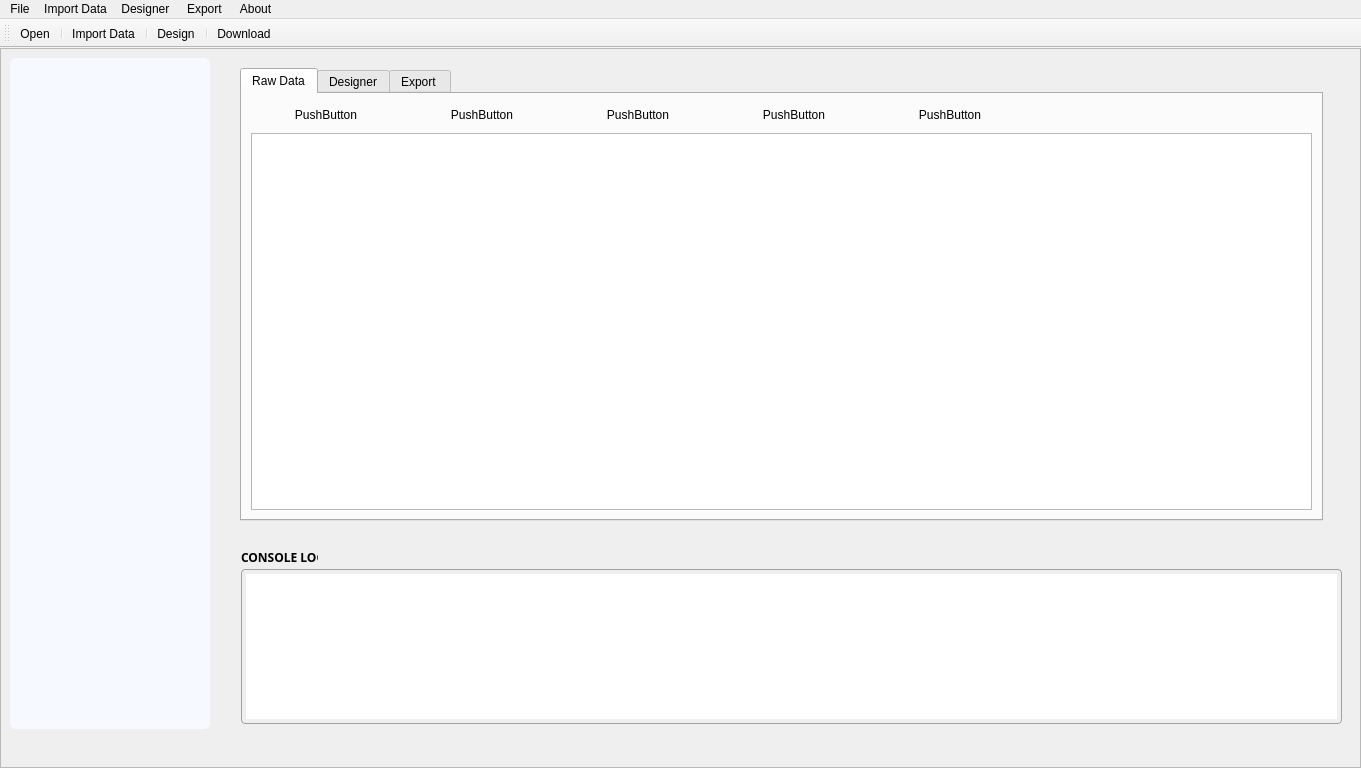
Before: the Qt Designer form mainwindow.ui in nhniegas/Etabs_Designer, drawn with Qt 5.
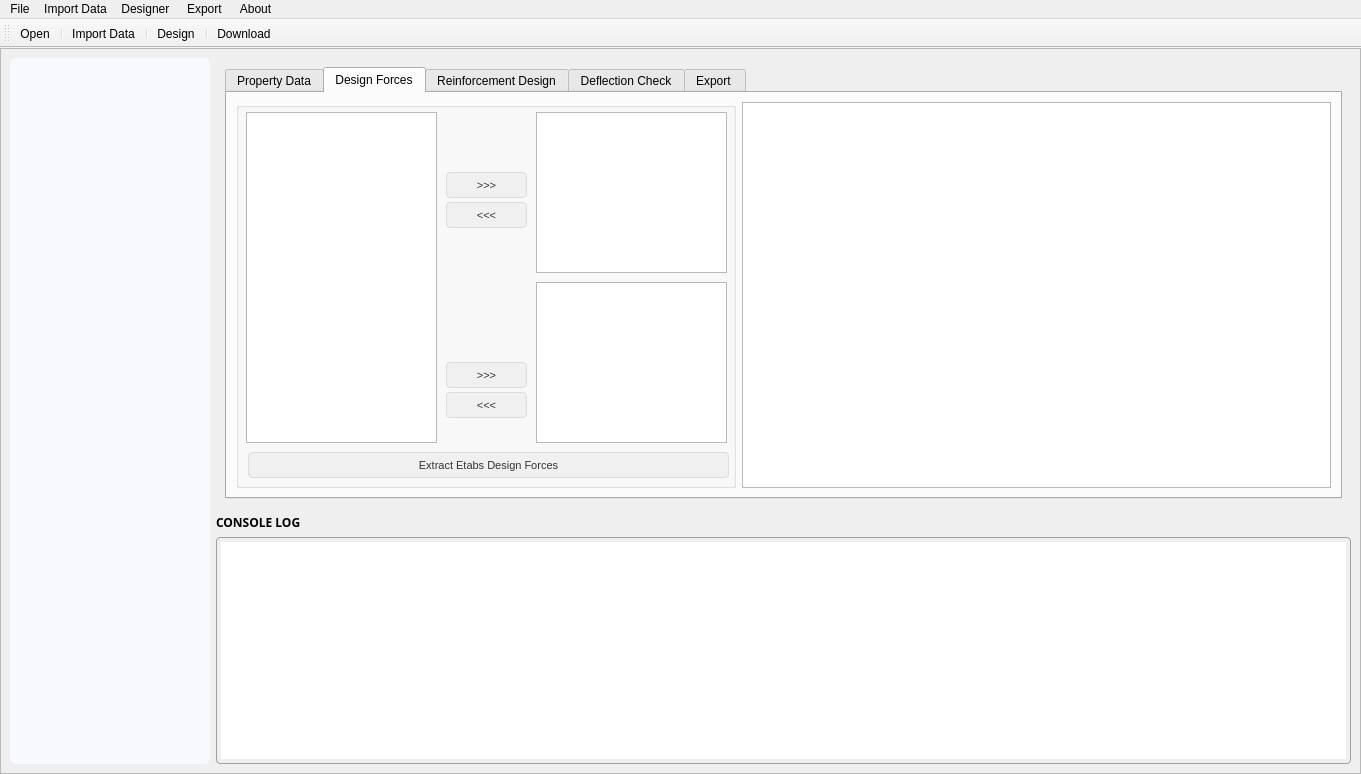
After: the same form once the commit is applied. The open tabs and pages were chosen to show the change. Icons and pictures are not drawn.

Commit message: Updated the Beam Design Feature

The edit to the form file:
```diff
--- a/mainwindow.ui
+++ b/mainwindow.ui
@@ -7,7 +7,7 @@
     <x>0</x>
     <y>0</y>
     <width>1361</width>
-    <height>768</height>
+    <height>774</height>
    </rect>
   </property>
   <property name="sizePolicy">
@@ -72,7 +72,7 @@
          <x>0</x>
          <y>0</y>
          <width>1357</width>
-         <height>697</height>
+         <height>703</height>
         </rect>
        </property>
        <property name="sizePolicy">
@@ -87,15 +87,9 @@
          <height>0</height>
         </size>
        </property>
+       <layout class="QGridLayout" name="gridLayout_5">
+        <item row="0" column="0" rowspan="3">
        <widget class="QGroupBox" name="groupBox">
-        <property name="geometry">
-         <rect>
-          <x>9</x>
-          <y>9</y>
-          <width>200</width>
-          <height>671</height>
-         </rect>
-        </property>
         <property name="minimumSize">
          <size>
           <width>200</width>
@@ -259,15 +253,9 @@
          </property>
         </widget>
        </widget>
+        </item>
+        <item row="0" column="1">
        <widget class="QStackedWidget" name="stackedWidget">
-        <property name="geometry">
-         <rect>
-          <x>230</x>
-          <y>10</y>
-          <width>1101</width>
-          <height>471</height>
-         </rect>
-        </property>
         <property name="minimumSize">
          <size>
           <width>1000</width>
@@ -282,15 +270,15 @@
           <item row="0" column="0">
            <widget class="QTabWidget" name="tab_widget">
             <property name="currentIndex">
-             <number>0</number>
+               <number>1</number>
             </property>
             <widget class="QWidget" name="tab">
              <attribute name="title">
-              <string>Raw Data</string>
+                <string>Property Data</string>
              </attribute>
              <layout class="QGridLayout" name="gridLayout">
-              <item row="0" column="1">
-               <widget class="QPushButton" name="btn_frame_property">
+                <item row="0" column="0">
+                 <widget class="QPushButton" name="btn_section_data">
                 <property name="minimumSize">
                  <size>
                   <width>150</width>
@@ -305,27 +293,36 @@
                 </property>
                 <property name="styleSheet">
                  <string notr="true">QPushButton {
-    border: none;             /* No button border */
-    background: transparent;  /* No grey background */
-    text-align: center;         /* Align text like a label */
-    padding: 5px;
+    /* Lighter grey background to match the window theme */
+    background-color: #f0f0f0; 
+    /* Subtle border to match the QListWidget headers */
+    border: 1px solid #dcdcdc; 
+    border-radius: 4px;
+    /* Darker text for readability on light background */
+    color: #333333; 
+    padding: 6px;
+    font-size: 11px;
 }
+
 QPushButton:hover {
-    color: black;
-    background-color: #e0e0e0; /* Highlight on hover */
-    font-weight: bold;
+    /* Lighter, softer red for the light theme */
+    background-color: #ef9a9a; 
+    border: 1px solid #e57373;
+    color: #333333; /* Switching to dark text for better contrast on light red */
+}
+
+QPushButton:pressed {
+    /* Slightly deeper red when clicked */
+    background-color: #ee5253; 
 }</string>
                 </property>
                 <property name="text">
-                 <string>PushButton</string>
+                   <string>Section Data</string>
                 </property>
                </widget>
               </item>
-              <item row="1" column="0" colspan="6">
-               <widget class="QTableWidget" name="raw_data"/>
-              </item>
-              <item row="0" column="3">
-               <widget class="QPushButton" name="btn_flexure">
+                <item row="0" column="1">
+                 <widget class="QPushButton" name="btn_material_data">
                 <property name="minimumSize">
                  <size>
                   <width>150</width>
@@ -340,19 +337,31 @@
                 </property>
                 <property name="styleSheet">
                  <string notr="true">QPushButton {
-    border: none;             /* No button border */
-    background: transparent;  /* No grey background */
-    text-align: center;         /* Align text like a label */
-    padding: 5px;
+    /* Lighter grey background to match the window theme */
+    background-color: #f0f0f0; 
+    /* Subtle border to match the QListWidget headers */
+    border: 1px solid #dcdcdc; 
+    border-radius: 4px;
+    /* Darker text for readability on light background */
+    color: #333333; 
+    padding: 6px;
+    font-size: 11px;
 }
+
 QPushButton:hover {
-    color: black;
-    background-color: #e0e0e0; /* Highlight on hover */
-    font-weight: bold;
+    /* Lighter, softer red for the light theme */
+    background-color: #ef9a9a; 
+    border: 1px solid #e57373;
+    color: #333333; /* Switching to dark text for better contrast on light red */
+}
+
+QPushButton:pressed {
+    /* Slightly deeper red when clicked */
+    background-color: #ee5253; 
 }</string>
                 </property>
                 <property name="text">
-                 <string>PushButton</string>
+                   <string>Material Data</string>
                 </property>
                </widget>
               </item>
@@ -372,23 +381,35 @@
                 </property>
                 <property name="styleSheet">
                  <string notr="true">QPushButton {
-    border: none;             /* No button border */
-    background: transparent;  /* No grey background */
-    text-align: center;         /* Align text like a label */
-    padding: 5px;
+    /* Lighter grey background to match the window theme */
+    background-color: #f0f0f0; 
+    /* Subtle border to match the QListWidget headers */
+    border: 1px solid #dcdcdc; 
+    border-radius: 4px;
+    /* Darker text for readability on light background */
+    color: #333333; 
+    padding: 6px;
+    font-size: 11px;
 }
+
 QPushButton:hover {
-    color: black;
-    background-color: #e0e0e0; /* Highlight on hover */
-    font-weight: bold;
+    /* Lighter, softer red for the light theme */
+    background-color: #ef9a9a; 
+    border: 1px solid #e57373;
+    color: #333333; /* Switching to dark text for better contrast on light red */
+}
+
+QPushButton:pressed {
+    /* Slightly deeper red when clicked */
+    background-color: #ee5253; 
 }</string>
                 </property>
                 <property name="text">
-                 <string>PushButton</string>
+                   <string>Frame Assignement</string>
                 </property>
                </widget>
               </item>
-              <item row="0" column="5">
+                <item row="0" column="3">
                <spacer name="horizontalSpacer">
                 <property name="orientation">
                  <enum>Qt::Orientation::Horizontal</enum>
@@ -401,8 +422,227 @@
                 </property>
                </spacer>
               </item>
+                <item row="1" column="0" colspan="4">
+                 <widget class="QTableView" name="raw_data"/>
+                </item>
+               </layout>
+              </widget>
+              <widget class="QWidget" name="tab_4">
+               <attribute name="title">
+                <string>Design Forces</string>
+               </attribute>
+               <layout class="QGridLayout" name="gridLayout_6">
               <item row="0" column="0">
-               <widget class="QPushButton" name="btn_material_data">
+                 <widget class="QGroupBox" name="groupBox_3">
+                  <property name="minimumSize">
+                   <size>
+                    <width>500</width>
+                    <height>0</height>
+                   </size>
+                  </property>
+                  <property name="title">
+                   <string/>
+                  </property>
+                  <widget class="QListWidget" name="combo_list">
+                   <property name="geometry">
+                    <rect>
+                     <x>10</x>
+                     <y>10</y>
+                     <width>191</width>
+                     <height>331</height>
+                    </rect>
+                   </property>
+                   <property name="selectionMode">
+                    <enum>QAbstractItemView::SelectionMode::MultiSelection</enum>
+                   </property>
+                  </widget>
+                  <widget class="QPushButton" name="add_uls">
+                   <property name="geometry">
+                    <rect>
+                     <x>210</x>
+                     <y>70</y>
+                     <width>81</width>
+                     <height>26</height>
+                    </rect>
+                   </property>
+                   <property name="styleSheet">
+                    <string notr="true">QPushButton {
+    /* Lighter grey background to match the window theme */
+    background-color: #f0f0f0; 
+    /* Subtle border to match the QListWidget headers */
+    border: 1px solid #dcdcdc; 
+    border-radius: 4px;
+    /* Darker text for readability on light background */
+    color: #333333; 
+    padding: 6px;
+    font-size: 11px;
+}
+
+QPushButton:hover {
+    /* Lighter, softer red for the light theme */
+    background-color: #ef9a9a; 
+    border: 1px solid #e57373;
+    color: #333333; /* Switching to dark text for better contrast on light red */
+}
+
+QPushButton:pressed {
+    /* Slightly deeper red when clicked */
+    background-color: #ee5253; 
+}</string>
+                   </property>
+                   <property name="text">
+                    <string>&gt;&gt;&gt;</string>
+                   </property>
+                  </widget>
+                  <widget class="QPushButton" name="add_sls">
+                   <property name="geometry">
+                    <rect>
+                     <x>210</x>
+                     <y>260</y>
+                     <width>81</width>
+                     <height>26</height>
+                    </rect>
+                   </property>
+                   <property name="styleSheet">
+                    <string notr="true">QPushButton {
+    /* Lighter grey background to match the window theme */
+    background-color: #f0f0f0; 
+    /* Subtle border to match the QListWidget headers */
+    border: 1px solid #dcdcdc; 
+    border-radius: 4px;
+    /* Darker text for readability on light background */
+    color: #333333; 
+    padding: 6px;
+    font-size: 11px;
+}
+
+QPushButton:hover {
+    /* Lighter, softer red for the light theme */
+    background-color: #ef9a9a; 
+    border: 1px solid #e57373;
+    color: #333333; /* Switching to dark text for better contrast on light red */
+}
+
+QPushButton:pressed {
+    /* Slightly deeper red when clicked */
+    background-color: #ee5253; 
+}</string>
+                   </property>
+                   <property name="text">
+                    <string>&gt;&gt;&gt;</string>
+                   </property>
+                  </widget>
+                  <widget class="QListWidget" name="sls_combo_list">
+                   <property name="geometry">
+                    <rect>
+                     <x>300</x>
+                     <y>180</y>
+                     <width>191</width>
+                     <height>161</height>
+                    </rect>
+                   </property>
+                   <property name="selectionMode">
+                    <enum>QAbstractItemView::SelectionMode::MultiSelection</enum>
+                   </property>
+                  </widget>
+                  <widget class="QListWidget" name="uls_combo_list">
+                   <property name="geometry">
+                    <rect>
+                     <x>300</x>
+                     <y>10</y>
+                     <width>191</width>
+                     <height>161</height>
+                    </rect>
+                   </property>
+                   <property name="selectionMode">
+                    <enum>QAbstractItemView::SelectionMode::MultiSelection</enum>
+                   </property>
+                  </widget>
+                  <widget class="QPushButton" name="remove_uls">
+                   <property name="geometry">
+                    <rect>
+                     <x>210</x>
+                     <y>100</y>
+                     <width>81</width>
+                     <height>26</height>
+                    </rect>
+                   </property>
+                   <property name="styleSheet">
+                    <string notr="true">QPushButton {
+    /* Lighter grey background to match the window theme */
+    background-color: #f0f0f0; 
+    /* Subtle border to match the QListWidget headers */
+    border: 1px solid #dcdcdc; 
+    border-radius: 4px;
+    /* Darker text for readability on light background */
+    color: #333333; 
+    padding: 6px;
+    font-size: 11px;
+}
+
+QPushButton:hover {
+    /* Lighter, softer red for the light theme */
+    background-color: #ef9a9a; 
+    border: 1px solid #e57373;
+    color: #333333; /* Switching to dark text for better contrast on light red */
+}
+
+QPushButton:pressed {
+    /* Slightly deeper red when clicked */
+    background-color: #ee5253; 
+}</string>
+                   </property>
+                   <property name="text">
+                    <string>&lt;&lt;&lt;</string>
+                   </property>
+                  </widget>
+                  <widget class="QPushButton" name="remove_sls">
+                   <property name="geometry">
+                    <rect>
+                     <x>210</x>
+                     <y>290</y>
+                     <width>81</width>
+                     <height>26</height>
+                    </rect>
+                   </property>
+                   <property name="styleSheet">
+                    <string notr="true">QPushButton {
+    /* Lighter grey background to match the window theme */
+    background-color: #f0f0f0; 
+    /* Subtle border to match the QListWidget headers */
+    border: 1px solid #dcdcdc; 
+    border-radius: 4px;
+    /* Darker text for readability on light background */
+    color: #333333; 
+    padding: 6px;
+    font-size: 11px;
+}
+
+QPushButton:hover {
+    /* Lighter, softer red for the light theme */
+    background-color: #ef9a9a; 
+    border: 1px solid #e57373;
+    color: #333333; /* Switching to dark text for better contrast on light red */
+}
+
+QPushButton:pressed {
+    /* Slightly deeper red when clicked */
+    background-color: #ee5253; 
+}</string>
+                   </property>
+                   <property name="text">
+                    <string>&lt;&lt;&lt;</string>
+                   </property>
+                  </widget>
+                  <widget class="QPushButton" name="extract_etabs_forces">
+                   <property name="geometry">
+                    <rect>
+                     <x>12</x>
+                     <y>350</y>
+                     <width>481</width>
+                     <height>26</height>
+                    </rect>
+                   </property>
                 <property name="minimumSize">
                  <size>
                   <width>150</width>
@@ -411,65 +651,49 @@
                 </property>
                 <property name="maximumSize">
                  <size>
-                  <width>250</width>
+                     <width>500</width>
                   <height>16777215</height>
                  </size>
                 </property>
                 <property name="styleSheet">
                  <string notr="true">QPushButton {
-    border: none;             /* No button border */
-    background: transparent;  /* No grey background */
-    text-align: center;         /* Align text like a label */
-    padding: 5px;
+    /* Lighter grey background to match the window theme */
+    background-color: #f0f0f0; 
+    /* Subtle border to match the QListWidget headers */
+    border: 1px solid #dcdcdc; 
+    border-radius: 4px;
+    /* Darker text for readability on light background */
+    color: #333333; 
+    padding: 6px;
+    font-size: 11px;
 }
+
 QPushButton:hover {
-    color: black;
-    background-color: #e0e0e0; /* Highlight on hover */
-    font-weight: bold;
+    /* Lighter, softer red for the light theme */
+    background-color: #ef9a9a; 
+    border: 1px solid #e57373;
+    color: #333333; /* Switching to dark text for better contrast on light red */
+}
+
+QPushButton:pressed {
+    /* Slightly deeper red when clicked */
+    background-color: #ee5253; 
 }</string>
                 </property>
                 <property name="text">
-                 <string>PushButton</string>
-                </property>
-               </widget>
-              </item>
-              <item row="0" column="4">
-               <widget class="QPushButton" name="btn_shear">
-                <property name="minimumSize">
-                 <size>
-                  <width>150</width>
-                  <height>0</height>
-                 </size>
-                </property>
-                <property name="maximumSize">
-                 <size>
-                  <width>250</width>
-                  <height>16777215</height>
-                 </size>
-                </property>
-                <property name="styleSheet">
-                 <string notr="true">QPushButton {
-    border: none;             /* No button border */
-    background: transparent;  /* No grey background */
-    text-align: center;         /* Align text like a label */
-    padding: 5px;
-}
-QPushButton:hover {
-    color: black;
-    background-color: #e0e0e0; /* Highlight on hover */
-    font-weight: bold;
-}</string>
-                </property>
-                <property name="text">
-                 <string>PushButton</string>
-                </property>
-               </widget>
+                    <string>Extract Etabs Design Forces</string>
+                   </property>
+                  </widget>
+                 </widget>
+                </item>
+                <item row="0" column="1">
+                 <widget class="QTableView" name="design_force"/>
               </item>
              </layout>
             </widget>
             <widget class="QWidget" name="tab_2">
              <attribute name="title">
-              <string>Designer</string>
+                <string>Reinforcement Design</string>
              </attribute>
              <layout class="QGridLayout" name="gridLayout_3">
               <item row="0" column="0">
@@ -477,6 +701,11 @@
               </item>
              </layout>
             </widget>
+              <widget class="QWidget" name="tab_5">
+               <attribute name="title">
+                <string>Deflection Check</string>
+               </attribute>
+              </widget>
             <widget class="QWidget" name="tab_3">
              <attribute name="title">
               <string>Export </string>
@@ -638,15 +867,26 @@
          </widget>
         </widget>
        </widget>
+        </item>
+        <item row="1" column="1">
+         <widget class="QLabel" name="label">
+          <property name="font">
+           <font>
+            <family>Monospac821 BT</family>
+            <bold>true</bold>
+           </font>
+          </property>
+          <property name="styleSheet">
+           <string notr="true">border: none;
+background: transparent;</string>
+          </property>
+          <property name="text">
+           <string>CONSOLE LOG</string>
+          </property>
+         </widget>
+        </item>
+        <item row="2" column="1">
        <widget class="QPlainTextEdit" name="console_log">
-        <property name="geometry">
-         <rect>
-          <x>240</x>
-          <y>520</y>
-          <width>1101</width>
-          <height>155</height>
-         </rect>
-        </property>
         <property name="minimumSize">
          <size>
           <width>0</width>
@@ -682,29 +922,8 @@
          <string/>
         </property>
        </widget>
-       <widget class="QLabel" name="label">
-        <property name="geometry">
-         <rect>
-          <x>240</x>
-          <y>500</y>
-          <width>77</width>
-          <height>16</height>
-         </rect>
-        </property>
-        <property name="font">
-         <font>
-          <family>Monospac821 BT</family>
-          <bold>true</bold>
-         </font>
-        </property>
-        <property name="styleSheet">
-         <string notr="true">border: none;
-background: transparent;</string>
-        </property>
-        <property name="text">
-         <string>CONSOLE LOG</string>
-        </property>
-       </widget>
+        </item>
+       </layout>
       </widget>
      </widget>
     </item>
```
Left out of the diff: 51 changed lines with no effect on the pictures. Lines whose indentation alone changed are shown as unchanged. The commit also changes 3 other files.
